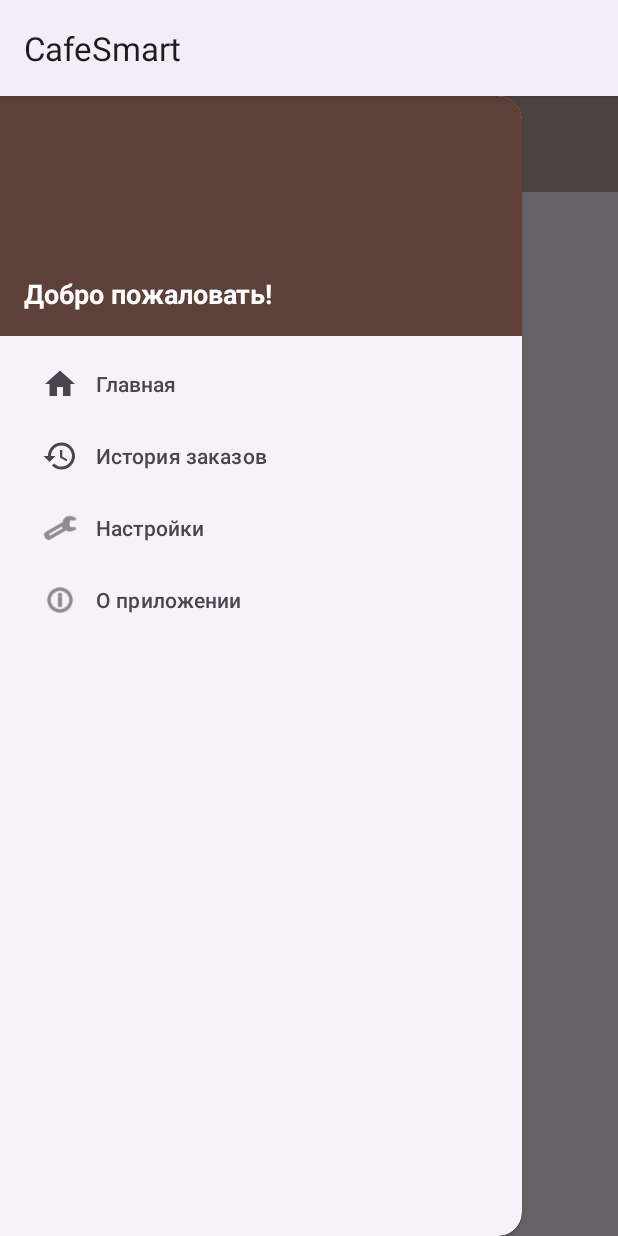
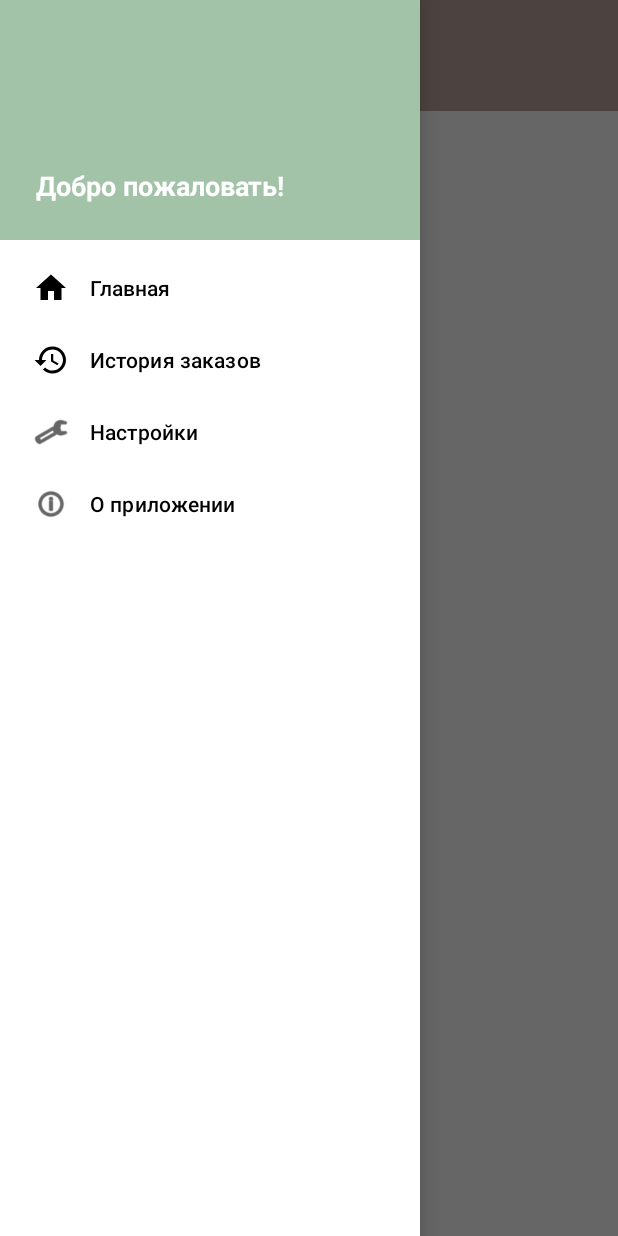
Before and after one commit to angelinasokol/CafeSmart, an Android app: the screen it shows after launch (MainActivity), with the side drawer open, on a phone screen of 412 x 824 dp. Run offline under Robolectric (Android 15) with nearby library versions, the phone set to English and light mode, and no system bars.

Commit message:
Исправляю ошибки

```diff
--- a/app/src/main/res/drawable/ic_menu.xml
+++ b/app/src/main/res/drawable/ic_menu.xml
@@ -1,8 +1,8 @@
 <vector xmlns:android="http://schemas.android.com/apk/res/android"
-    android:width="24dp"
-    android:height="24dp"
-    android:viewportWidth="24"
-    android:viewportHeight="24">
+    android:width="30dp"
+    android:height="30dp"
+    android:viewportWidth="30"
+    android:viewportHeight="30">
     <path
         android:fillColor="#000000"
         android:pathData="M3,6h18v2H3V6zm0,5h18v2H3v-2zm0,5h18v2H3v-2z" />
--- a/app/src/main/res/layout/activity_main.xml
+++ b/app/src/main/res/layout/activity_main.xml
@@ -12,20 +12,11 @@
         <com.google.android.material.appbar.MaterialToolbar
             android:id="@+id/toolbar"
             android:layout_width="match_parent"
-            android:layout_height="?attr/actionBarSize"
+            android:layout_height="74dp"
             android:background="@color/button"
             android:theme="@style/ThemeOverlay.Material3.Dark.ActionBar"
-            android:title="Умная кофейня"
             app:navigationIcon="@drawable/ic_menu"
             app:titleCentered="true" />
-
-        <TextView
-            android:id="@+id/titleSmart"
-            android:layout_width="wrap_content"
-            android:layout_height="wrap_content"
-            android:text="Умная кофейня"
-            app:layout_anchor="@+id/toolbar"
-            app:layout_anchorGravity="center" />
 
     </androidx.coordinatorlayout.widget.CoordinatorLayout>
 
@@ -37,4 +28,5 @@
         android:fitsSystemWindows="true"
         app:menu="@menu/drawer_menu"
         app:headerLayout="@layout/nav_header" />
+
 </androidx.drawerlayout.widget.DrawerLayout>
--- a/app/src/main/res/layout/nav_header.xml
+++ b/app/src/main/res/layout/nav_header.xml
@@ -1,10 +1,10 @@
 <LinearLayout xmlns:android="http://schemas.android.com/apk/res/android"
     android:layout_width="match_parent"
     android:layout_height="160dp"
-    android:background="@color/coffee_button"
+    android:background="@color/accent"
+    android:gravity="bottom"
     android:orientation="vertical"
-    android:padding="16dp"
-    android:gravity="bottom">
+    android:padding="24dp">
 
     <TextView
         android:id="@+id/tvUserName"
--- a/app/src/main/res/values/themes.xml
+++ b/app/src/main/res/values/themes.xml
@@ -1,5 +1,5 @@
 <resources xmlns:tools="http://schemas.android.com/tools">
-    <style name="Theme.CafeSmart" parent="Theme.Material3.DayNight">
+    <style name="Theme.CafeSmart" parent="Theme.MaterialComponents.DayNight.NoActionBar">
 
     </style>
 </resources>
```
Also changed, not shown: app/src/main/res/menu/bottom_nav_menu.xml (deleted, +0 -15 lines).
